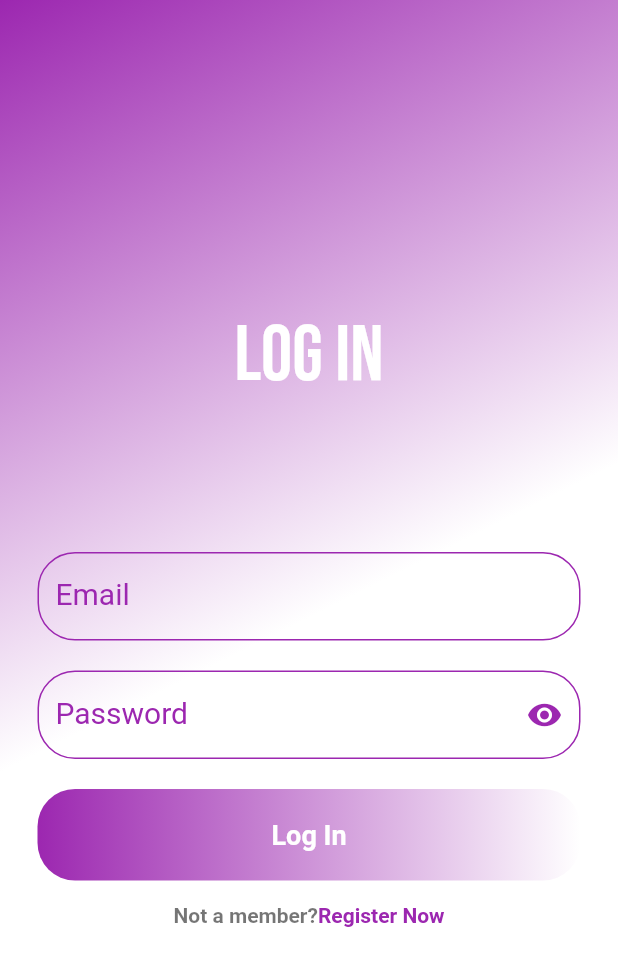
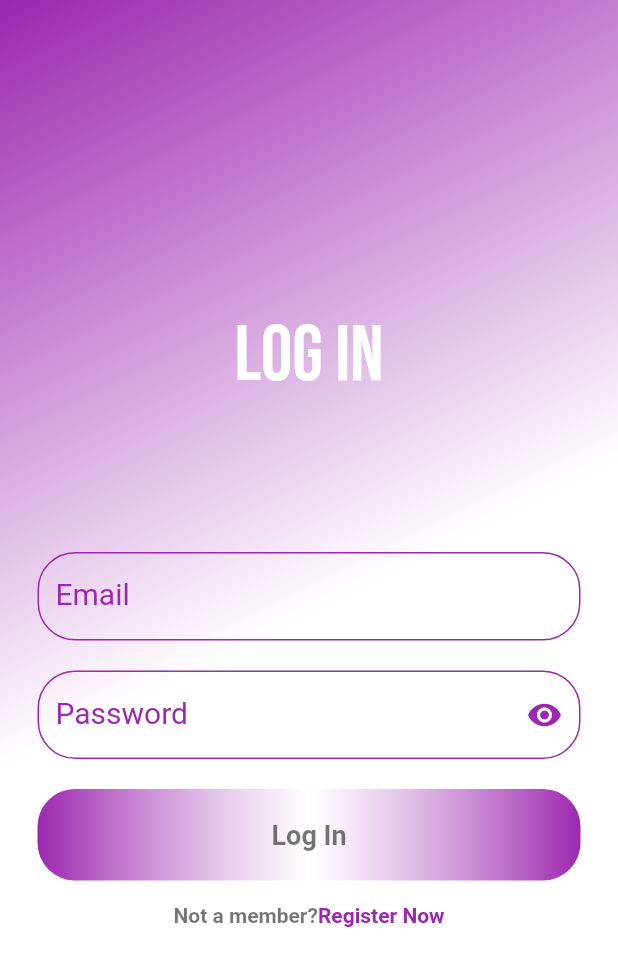
Before and after one commit to wassemmj/WO, a Flutter app: the screen it shows after launch, on a phone screen of 412 x 824 dp. Shown: the top 966 px of the screen. Run offline on Flutter 3.47's test engine with Material 2 defaults, Android fonts, the phone set to English and light mode, and no system bars; our stand-ins replace google_fonts.

Commit message:
Revert ",mmmm"
This reverts commit 83c14ddc13b772845e52b8027d9a712e16ae1824.

```diff
--- a/lib/Screen/login_screen.dart
+++ b/lib/Screen/login_screen.dart
@@ -17,17 +17,13 @@ class _LoginScreenState extends State<LoginScreen> {
   @override
   Widget build(BuildContext context) {
     return Scaffold(
-      body: SafeArea(
-        child: SingleChildScrollView(
-          child: Container(
-            height: MediaQuery.of(context).size.height,
+      body: Container(
         decoration: const BoxDecoration(
             gradient: LinearGradient(
-                  colors: [Colors.purple, Colors.white,],
+          colors: [Colors.purple, Colors.white],
           begin: Alignment.topLeft,
           end: Alignment.center,
         )),
-            //height: 1000,
         padding: const EdgeInsets.all(25),
         child: Form(
           key: _formKey,
@@ -127,7 +123,8 @@ class _LoginScreenState extends State<LoginScreen> {
                     gradient: const LinearGradient(
                       colors: [
                         Colors.purple,
-                            Colors.white,
+                        Colors.white70,
+                        Colors.purple,
                       ],
                     ),
                     borderRadius: BorderRadius.circular(25),
@@ -136,7 +133,7 @@ class _LoginScreenState extends State<LoginScreen> {
                     child: Text(
                       'Log In',
                       style: TextStyle(
-                            color: Colors.white,
+                        color: Colors.black54,
                         fontWeight: FontWeight.bold,
                         fontSize: 18,
                       ),
@@ -195,8 +192,6 @@ class _LoginScreenState extends State<LoginScreen> {
           ),
         ),
       ),
-        ),
-      ),
     );
   }
 }
```
Also changed, not shown: pubspec.yaml (+3 -7 lines), pubspec.lock. Lines whose indentation alone changed are shown as unchanged.
